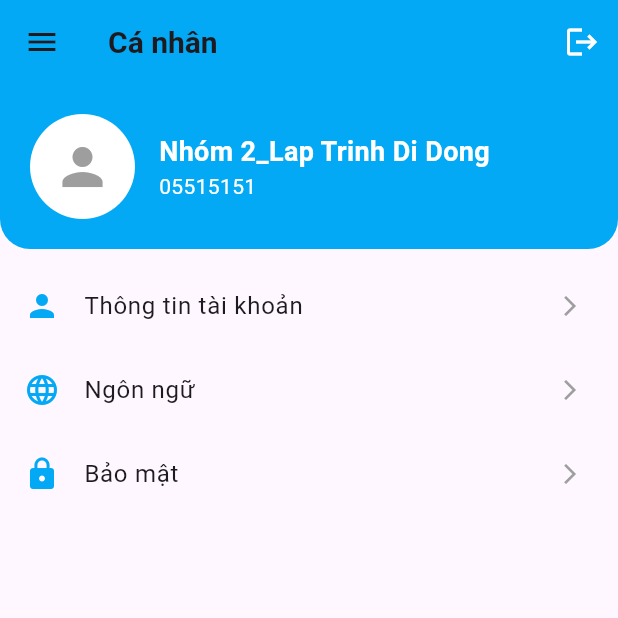
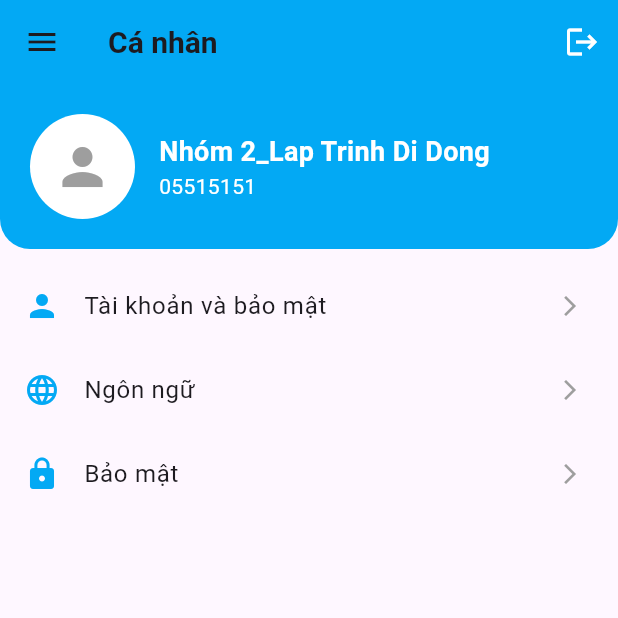
Before and after one commit to An091004/LapTrinhDiDong_Nhom2, a Flutter app: the SettingsScreen screen opened directly, on a phone screen of 412 x 824 dp, the top half of it. Run offline on Flutter 3.47's test engine with Material 3 defaults, Android fonts, the phone set to English and light mode, and no system bars; our stand-ins replace fl_chart, image_picker.

Commit message:
Lưu thay đổi trước khi pull

```diff
--- a/lib/views/home/settings/settings_creeen.dart
+++ b/lib/views/home/settings/settings_creeen.dart
@@ -65,7 +65,7 @@ class SettingsScreen extends StatelessWidget {
                 _buildMenuItem(
                   context,
                   icon: Icons.person,
-                  text: "Thông tin tài khoản",
+                  text: "Tài khoản và bảo mật",
                   onTap:
                       () => Navigator.push(
                         context,
```
